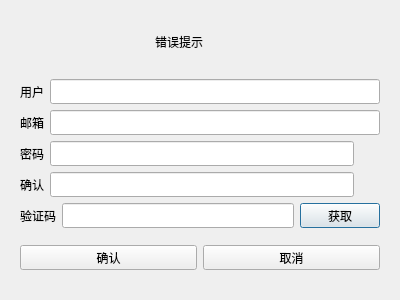
Before: the Qt Designer form registerdialog.ui in github-newstar/qtClient, drawn with Qt 5.
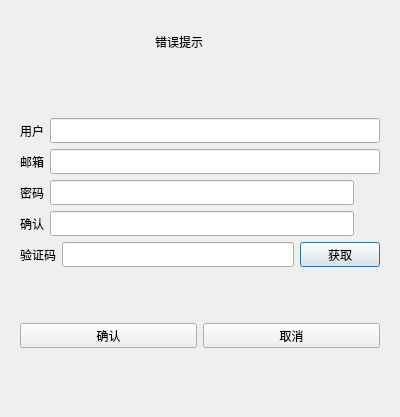
After: the same form once the commit is applied. Custom widgets are drawn as their Qt base class.

Patch:
```diff
--- a/registerdialog.ui
+++ b/registerdialog.ui
@@ -7,7 +7,7 @@
     <x>0</x>
     <y>0</y>
     <width>400</width>
-    <height>300</height>
+    <height>417</height>
    </rect>
   </property>
   <property name="sizePolicy">
```
